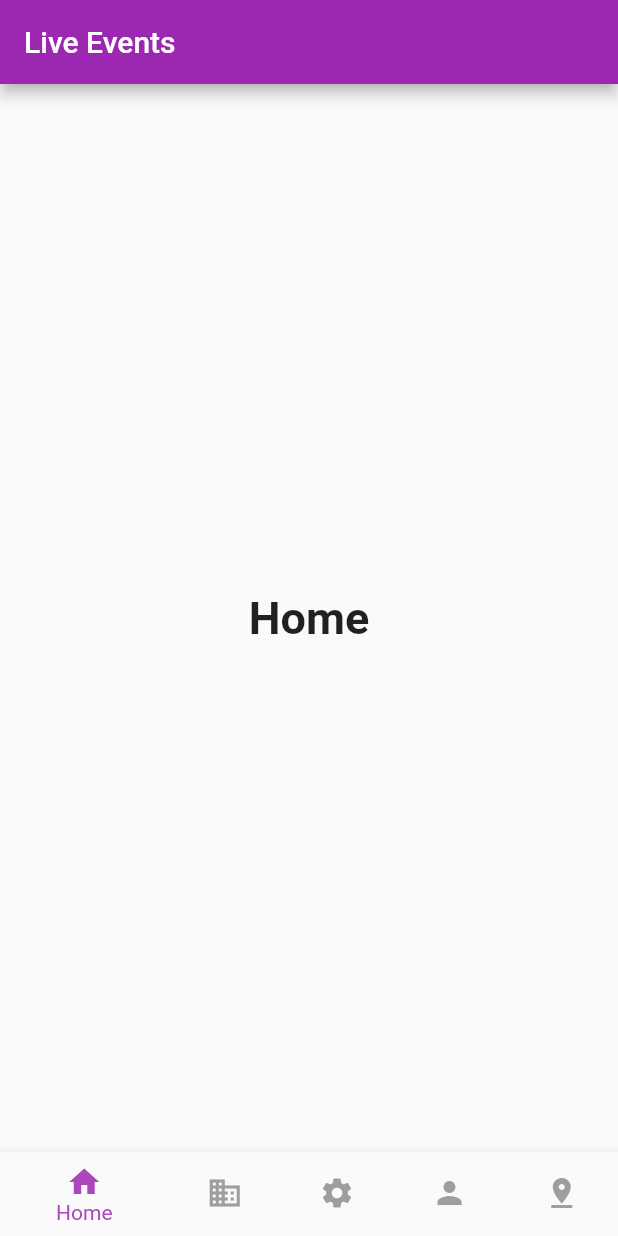
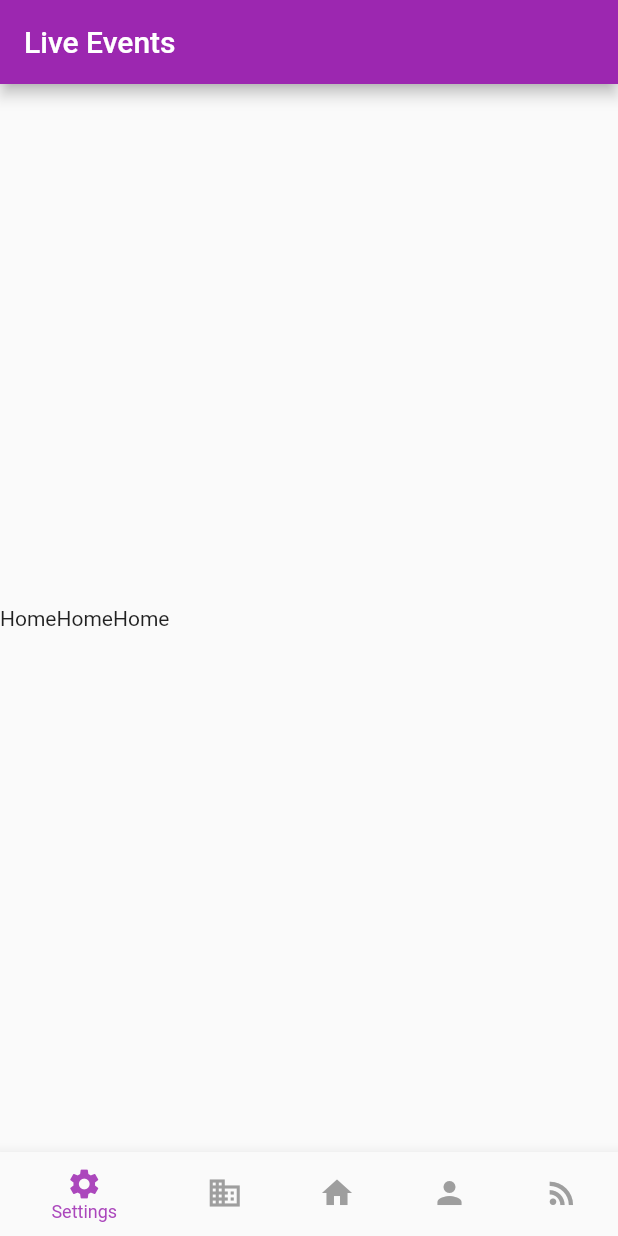
Before and after one commit to MyNameIsBond/eventApp, a Flutter app: the screen it shows after launch, on a phone screen of 412 x 824 dp. Run offline on Flutter 3.47's test engine with Material 2 defaults, Android fonts, the phone set to English and light mode, and no system bars.

Commit message:
more pages were added

```diff
--- a/lib/main.dart
+++ b/lib/main.dart
@@ -29,13 +29,14 @@ class _MyHomePageState extends State<MyHomePage> {
   int _selectedIndex = 0;
   static const TextStyle optionStyle =
       TextStyle(fontSize: 30, fontWeight: FontWeight.bold);
-  static const List<Widget> _widgetOptions = <Widget>[
+  final List<Widget> _widgetOptions = <Widget>[
+    new HomeParent(optionStyle: optionStyle),
     Text(
-      'Home',
+      'Business',
       style: optionStyle,
     ),
     Text(
-      'Business',
+      'Settings',
       style: optionStyle,
     ),
     Text(
@@ -43,11 +44,7 @@ class _MyHomePageState extends State<MyHomePage> {
       style: optionStyle,
     ),
     Text(
-      'School',
-      style: optionStyle,
-    ),
-    Text(
-      'School',
+      'Live Events',
       style: optionStyle,
     ),
   ];
@@ -65,28 +62,28 @@ class _MyHomePageState extends State<MyHomePage> {
         title: Text(widget.title),
       ),
       body: Center(
-        child: _widgetOptions.elementAt(_selectedIndex),
+        child: Container(child: _widgetOptions.elementAt(_selectedIndex)),
       ),
       bottomNavigationBar: BottomNavigationBar(
         items: const <BottomNavigationBarItem>[
           BottomNavigationBarItem(
-            icon: Icon(Icons.home),
-            title: Text('Home'),
+            icon: Icon(Icons.settings),
+            title: Text('Settings'),
           ),
           BottomNavigationBarItem(
             icon: Icon(Icons.business),
             title: Text('Business'),
           ),
           BottomNavigationBarItem(
-            icon: Icon(Icons.settings),
-            title: Text('Settings'),
+            icon: Icon(Icons.home),
+            title: Text('Home'),
           ),
           BottomNavigationBarItem(
             icon: Icon(Icons.person),
             title: Text('Profile'),
           ),
           BottomNavigationBarItem(
-            icon: Icon(Icons.pin_drop),
+            icon: Icon(Icons.rss_feed),
             title: Text('Live Events'),
           ),
         ],
@@ -94,7 +91,40 @@ class _MyHomePageState extends State<MyHomePage> {
         selectedItemColor: Colors.purple[400],
         unselectedItemColor: Colors.grey,
         onTap: _onItemTapped,
+        backgroundColor: Colors.grey,
+        iconSize: 24,
+        selectedFontSize: 12,
       ),
     );
   }
 }
+
+class HomeParent extends StatelessWidget {
+  const HomeParent({
+    Key key,
+    @required this.optionStyle,
+  }) : super(key: key);
+
+  final TextStyle optionStyle;
+
+  @override
+  Widget build(BuildContext context) {
+    return Container(
+
+      child: Row(
+
+        children: <Widget>[
+          Text(
+            'Home',
+          ),
+          Text(
+            'Home',
+          ),
+          Text(
+            'Home',
+          ),
+        ],
+      ),
+    );
+  }
+}
```
Also changed, not shown: lib/homeWidget/HomeParentWidget.dart (added), lib/homeWidget/ThisWeekEvents.dart (added), lib/homeWidget/UpcomingEvents.dart (added).
